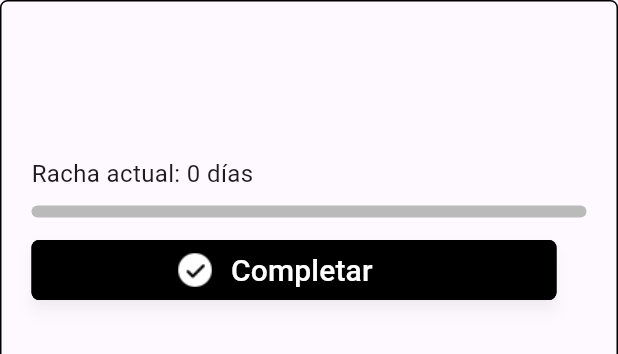
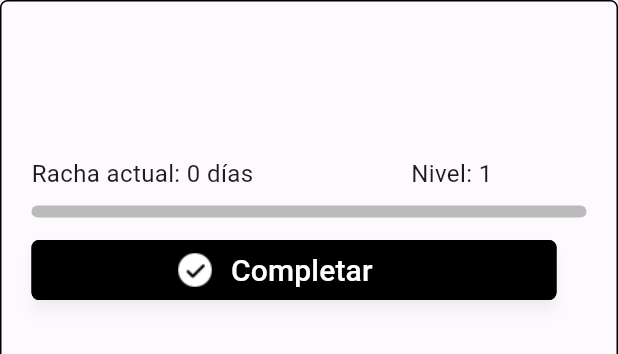
Before and after one commit to SebasRubik/Habit-Tracker, a Flutter app: the HabitCard widget shown alone on an empty page, opened directly with empty values, on a phone screen of 412 x 824 dp. Shown: the top 354 px of the screen. Run offline on Flutter 3.47's test engine with Material 3 defaults, Android fonts, the phone set to English and light mode, and no system bars; our stand-ins replace shared_preferences; accounts and stored records are empty; Roboto replaces fonts that are missing (Poppins).

Commit message:
Habit Tracker 0.9.12

```diff
--- a/lib/widgets/habit_card.dart
+++ b/lib/widgets/habit_card.dart
@@ -153,7 +153,7 @@ class _HabitCardState extends State<HabitCard> {
           ),
           const SizedBox(height: 40),
           Text(
-            'Racha actual: ${widget.habit.streak} días',
+            'Racha actual: ${widget.habit.streak} días                         Nivel: ${widget.habit.level}',
             style: const TextStyle(fontSize: 16, fontFamily: 'Poppins'),
           ),
           const SizedBox(height: 10),
```
